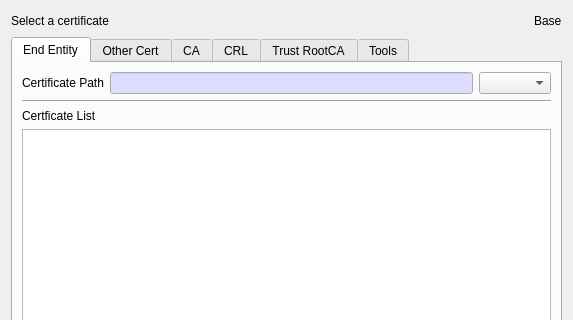
The window that BerEditor/cert_man_dlg.ui (jykim74/BerEditor) describes before a commit, drawn with Qt 5; both pictures show x 0 to 573 and y 0 to 320 of the 573 by 610 pixel window.
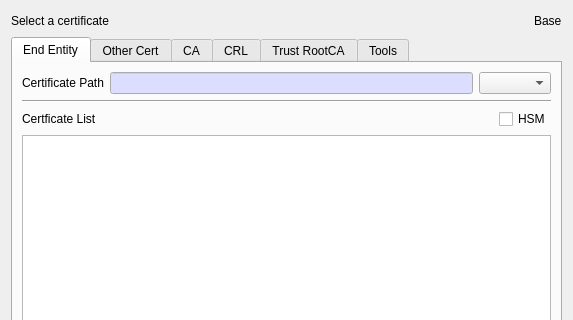
The same window after the commit.

Patch:
```diff
--- a/BerEditor/cert_man_dlg.ui
+++ b/BerEditor/cert_man_dlg.ui
@@ -123,11 +123,38 @@
         </widget>
        </item>
        <item>
+        <layout class="QGridLayout" name="gridLayout_18">
+         <property name="topMargin">
+          <number>0</number>
+         </property>
+         <item row="0" column="2">
+          <widget class="QCheckBox" name="mHsmCheck">
+           <property name="text">
+            <string>HSM</string>
+           </property>
+          </widget>
+         </item>
+         <item row="0" column="0">
         <widget class="QLabel" name="label_3">
          <property name="text">
           <string>Certficate List</string>
          </property>
         </widget>
+         </item>
+         <item row="0" column="1">
+          <spacer name="horizontalSpacer_4">
+           <property name="orientation">
+            <enum>Qt::Horizontal</enum>
+           </property>
+           <property name="sizeHint" stdset="0">
+            <size>
+             <width>40</width>
+             <height>20</height>
+            </size>
+           </property>
+          </spacer>
+         </item>
+        </layout>
        </item>
        <item>
         <widget class="QTableWidget" name="mEE_CertTable">
```
Lines whose indentation alone changed are shown as unchanged.
